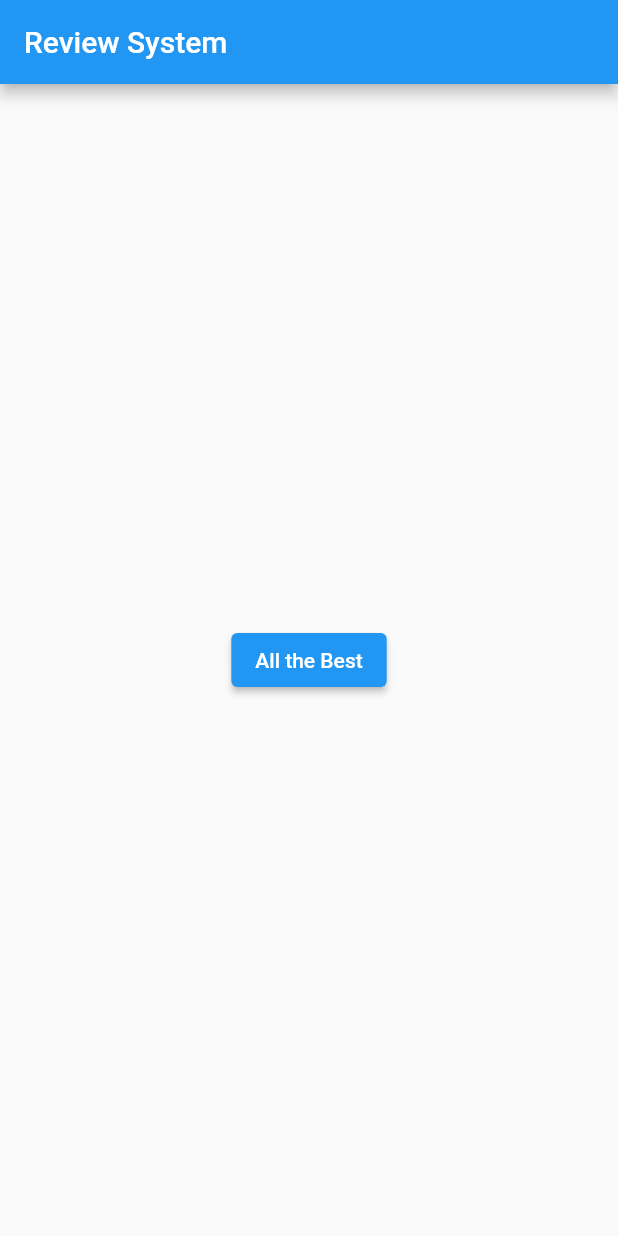
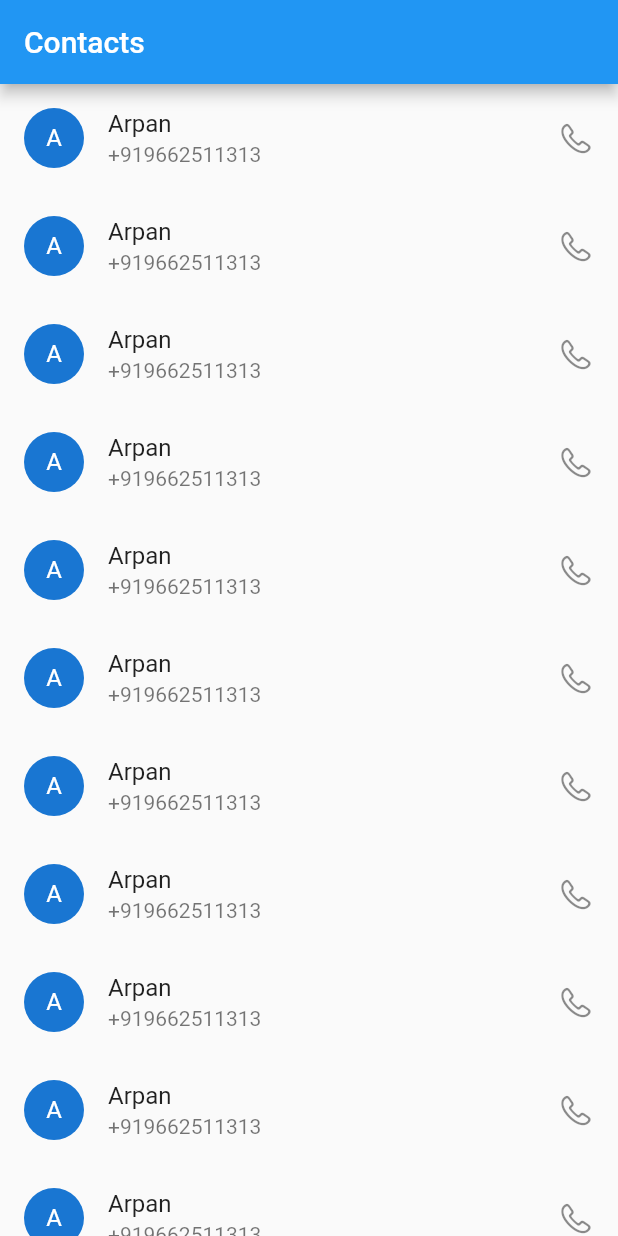
Before and after one commit to abpadamani/flutterinternship, a Flutter app: the screen it shows after launch, on a phone screen of 412 x 824 dp. Run offline on Flutter 3.47's test engine with Material 2 defaults, Android fonts, the phone set to English and light mode, and no system bars.

Commit message:
scrolllist complete

```diff
--- /dev/null
+++ b/lib/ScrollList/slist.dart
@@ -0,0 +1,163 @@
+import 'package:flutter/cupertino.dart';
+import 'package:flutter/material.dart';
+import 'package:cupertino_icons/cupertino_icons.dart';
+import 'package:internship/main.dart';
+
+class Mylist extends StatefulWidget {
+  const Mylist({Key? key}) : super(key: key);
+
+  @override
+  State<Mylist> createState() => _MylistState();
+}
+
+class _MylistState extends State<Mylist> {
+  @override
+  Widget build(BuildContext context) {
+    return Scaffold(
+      appBar: AppBar(title: Text("Contacts")),
+      body: SafeArea(
+          child: Container(
+        child: ListView(
+          children: [
+            ListTile(
+              leading: CircleAvatar(
+                child: Text("A"),
+              ),
+              title: Text("Arpan"),
+              subtitle: Text("+919662511313"),
+              trailing: Icon(CupertinoIcons.phone),
+            ),
+            ListTile(
+              leading: CircleAvatar(
+                child: Text("A"),
+              ),
+              title: Text("Arpan"),
+              subtitle: Text("+919662511313"),
+              trailing: Icon(CupertinoIcons.phone),
+            ),
+            ListTile(
+              leading: CircleAvatar(
+                child: Text("A"),
+              ),
+              title: Text("Arpan"),
+              subtitle: Text("+919662511313"),
+              trailing: Icon(CupertinoIcons.phone),
+            ),
+            ListTile(
+              leading: CircleAvatar(
+                child: Text("A"),
+              ),
+              title: Text("Arpan"),
+              subtitle: Text("+919662511313"),
+              trailing: Icon(CupertinoIcons.phone),
+            ),
+            ListTile(
+              leading: CircleAvatar(
+                child: Text("A"),
+              ),
+              title: Text("Arpan"),
+              subtitle: Text("+919662511313"),
+              trailing: Icon(CupertinoIcons.phone),
+            ),
+            ListTile(
+              leading: CircleAvatar(
+                child: Text("A"),
+              ),
+              title: Text("Arpan"),
+              subtitle: Text("+919662511313"),
+              trailing: Icon(CupertinoIcons.phone),
+            ),
+            ListTile(
+              leading: CircleAvatar(
+                child: Text("A"),
+              ),
+              title: Text("Arpan"),
+              subtitle: Text("+919662511313"),
+              trailing: Icon(CupertinoIcons.phone),
+            ),
+            ListTile(
+              leading: CircleAvatar(
+                child: Text("A"),
+              ),
+              title: Text("Arpan"),
+              subtitle: Text("+919662511313"),
+              trailing: Icon(CupertinoIcons.phone),
+            ),
+            ListTile(
+              leading: CircleAvatar(
+                child: Text("A"),
+              ),
+              title: Text("Arpan"),
+              subtitle: Text("+919662511313"),
+              trailing: Icon(CupertinoIcons.phone),
+            ),
+            ListTile(
+              leading: CircleAvatar(
+                child: Text("A"),
+              ),
+              title: Text("Arpan"),
+              subtitle: Text("+919662511313"),
+              trailing: Icon(CupertinoIcons.phone),
+            ),
+            ListTile(
+              leading: CircleAvatar(
+                child: Text("A"),
+              ),
+              title: Text("Arpan"),
+              subtitle: Text("+919662511313"),
+              trailing: Icon(CupertinoIcons.phone),
+            ),
+            ListTile(
+              leading: CircleAvatar(
+                child: Text("A"),
+              ),
+              title: Text("Arpan"),
+              subtitle: Text("+919662511313"),
+              trailing: Icon(CupertinoIcons.phone),
+            ),
+            ListTile(
+              leading: CircleAvatar(
+                child: Text("A"),
+              ),
+              title: Text("Arpan"),
+              subtitle: Text("+919662511313"),
+              trailing: Icon(CupertinoIcons.phone),
+            ),
+            ListTile(
+              leading: CircleAvatar(
+                child: Text("A"),
+              ),
+              title: Text("Arpan"),
+              subtitle: Text("+919662511313"),
+              trailing: Icon(CupertinoIcons.phone),
+            ),
+            ListTile(
+              leading: CircleAvatar(
+                child: Text("A"),
+              ),
+              title: Text("Arpan"),
+              subtitle: Text("+919662511313"),
+              trailing: Icon(CupertinoIcons.phone),
+            ),
+            ListTile(
+              leading: CircleAvatar(
+                child: Text("A"),
+              ),
+              title: Text("Arpan"),
+              subtitle: Text("+919662511313"),
+              trailing: Icon(CupertinoIcons.phone),
+            ),
+            ListTile(
+              leading: CircleAvatar(
+                child: Text("A"),
+              ),
+              title: Text("Arpan"),
+              subtitle: Text("+919662511313"),
+              trailing: Icon(CupertinoIcons.phone),
+            ),
+          ],
+        ),
+      )),
+    );
+  }
+}
--- a/lib/main.dart
+++ b/lib/main.dart
@@ -1,5 +1,5 @@
 import 'package:flutter/material.dart';
-import 'package:internship/snackbar/snackbar.dart';
+import 'ScrollList/slist.dart';
 
 void main(List<String> args) {
   runApp(MyApp());
@@ -11,7 +11,7 @@ class MyApp extends StatelessWidget {
   @override
   Widget build(BuildContext context) {
     return MaterialApp(
-      home: snackbar(),
+      home: Mylist(),
     );
   }
 }
--- a/lib/snackbar/snackbar.dart
+++ /dev/null
@@ -1,36 +0,0 @@
-import 'package:flutter/material.dart';
-import 'package:internship/main.dart';
-
-class snackbar extends StatelessWidget {
-  const snackbar({Key? key}) : super(key: key);
-
-  @override
-  Widget build(BuildContext context) {
-    return Scaffold(
-      appBar: AppBar(
-        title: Text("Review System"),
-      ),
-      body: snackbarpage(),
-    );
-  }
-}
-
-class snackbarpage extends StatelessWidget {
-  const snackbarpage({Key? key}) : super(key: key);
-
-  @override
-  Widget build(BuildContext context) {
-    return Center(
-      child: ElevatedButton(
-        onPressed: () {
-          final snackbarr = SnackBar(
-            content: Text("Best Of Luck"),
-            action: SnackBarAction(label: 'Delete', onPressed: () {}),
-          );
-          Scaffold.of(context).showSnackBar(snackbarr);
-        },
-        child: Text("All the Best"),
-      ),
-    );
-  }
-}
```
